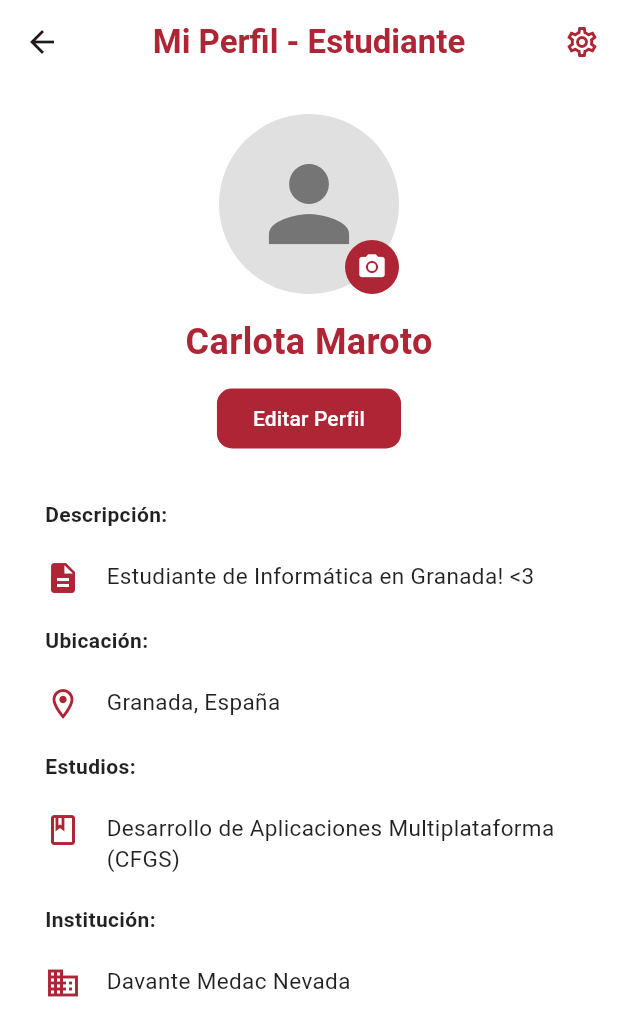
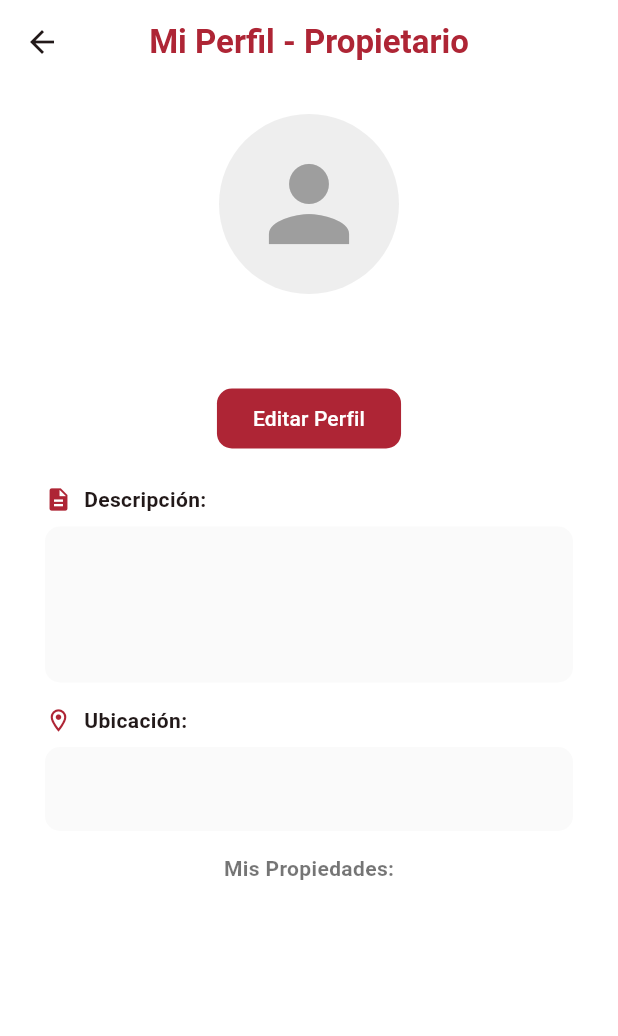
Before and after one commit to carlota06mcg/ProyectoIntermodular, a Flutter app: the ProfileScreen screen opened by its route, on a phone screen of 412 x 824 dp. Shown: the top 1036 px of the screen. Run offline on Flutter 3.47's test engine with Material 3 defaults, Android fonts, the phone set to English and light mode, and no system bars; our stand-ins replace image_picker, supabase_flutter; accounts and stored records are empty.

Commit message:
Base para el perfil
Para que intente detectar el perfil iniciado sesión falta perfeccionar

```diff
--- a/roomiefind/lib/models/user_model.dart
+++ b/roomiefind/lib/models/user_model.dart
@@ -1,3 +1,4 @@
+// 1. EL ENUM DEBE IR FUERA DE LA CLASE O AL PRINCIPIO
 enum UserRole {
   estudiante,
   propietario,
@@ -8,47 +9,58 @@ class UserModel {
   final String id;
   final String email;
   final String fullName;
-  final String username;
+  final String? description;
+  final String? location;
+  final String? studies;     // Campos específicos para Carlota (Estudiante)
+  final String? institution;
+  final String? avatarUrl;
   final UserRole role;
 
   UserModel({
     required this.id,
     required this.email,
     required this.fullName,
-    required this.username,
+    this.description,
+    this.location,
+    this.studies,
+    this.institution,
+    this.avatarUrl,
     this.role = UserRole.none,
   });
 
-  // Convertir de JSON (Supabase) a nuestro objeto Dart
+  // 2. CONVERTIR DE JSON (Supabase) A DART
   factory UserModel.fromJson(Map<String, dynamic> json) {
     return UserModel(
       id: json['id'],
       email: json['email'] ?? '',
       fullName: json['full_name'] ?? '',
-      username: json['username'] ?? '',
+      description: json['description'],
+      location: json['location'],
+      studies: json['studies'],
+      institution: json['institution'],
+      avatarUrl: json['avatar_url'],
       role: _parseRole(json['role']),
     );
   }
 
-  // Función auxiliar para entender qué rol viene de la DB
-  static UserRole _parseRole(String? roleString) {
-    switch (roleString) {
-      case 'estudiante':
-        return UserRole.estudiante;
-      case 'propietario':
-        return UserRole.propietario;
-      default:
-        return UserRole.none;
-    }
-  }
-
-  // Convertir nuestro objeto a JSON para enviar a Supabase
+  // 3. CONVERTIR DE DART A JSON (Para enviar a Supabase)
   Map<String, dynamic> toJson() {
     return {
       'id': id,
       'full_name': fullName,
-      'username': username,
-      'role': role.name, // .name convierte el enum a String ('estudiante' o 'propietario')
+      'description': description,
+      'location': location,
+      'studies': studies,
+      'institution': institution,
+      'avatar_url': avatarUrl,
+      'role': role.name, // .name guarda 'estudiante' o 'propietario' como texto
     };
   }
+
+  // Función auxiliar para leer el rol desde la base de datos
+  static UserRole _parseRole(String? roleString) {
+    if (roleString == 'estudiante') return UserRole.estudiante;
+    if (roleString == 'propietario') return UserRole.propietario;
+    return UserRole.none;
+  }
 }
--- a/roomiefind/lib/screens/Shared/Profile/profile.dart
+++ b/roomiefind/lib/screens/Shared/Profile/profile.dart
@@ -1,6 +1,8 @@
 import 'package:flutter/material.dart';
-import 'package:roomiefind/screens/Shared/Profile/settings.dart';
-import 'package:roomiefind/widgets/widgets.dart';
+import 'package:provider/provider.dart';
+import '../../../models/user_model.dart';
+import '../../../viewmodels/auth_viewmodel.dart';
+import '../../../viewmodels/property_viewmodel.dart';
 
 class ProfileScreen extends StatefulWidget {
   const ProfileScreen({super.key});
@@ -9,199 +11,168 @@ class ProfileScreen extends StatefulWidget {
 }
 
 class _ProfileScreenState extends State<ProfileScreen> {
-  // =============================================================
-  // 1. ESTADO Y CONTROLADORES
-  // =============================================================
+  bool isEditing = false;
+  final Color primaryRed = const Color(0xFFAE2535);
 
-  // 'isEditing' determina si mostramos el perfil o el formulario de edición
-  bool isEditing = false;
+  // Controladores
+  late TextEditingController nameController;
+  late TextEditingController descController;
+  late TextEditingController locController;
+  late TextEditingController studiesController;
+  late TextEditingController instController;
 
-  // Los controladores capturan y mantienen el texto escrito en los campos
-  final TextEditingController nameController = TextEditingController(
-    text: "Carlota Maroto",
-  );
-  final TextEditingController descController = TextEditingController(
-    text: "Estudiante de Informática en Granada! <3",
-  );
-  final TextEditingController locController = TextEditingController(
-    text: "Granada, España",
-  );
-  final TextEditingController studiesController = TextEditingController(
-    text: "Desarrollo de Aplicaciones Multiplataforma (CFGS)",
-  );
-  final TextEditingController instController = TextEditingController(
-    text: "Davante Medac Nevada",
-  );
-  final TextEditingController instagramController = TextEditingController(
-    text: "",
-  );
+  @override
+  void initState() {
+    super.initState();
+    final user = Provider.of<AuthViewModel>(context, listen: false).currentUser;
 
-  // Definición de colores para mantener la coherencia visual (Paleta de la imagen)
-  final Color primaryRed = const Color(0xFFAE2535); // Granate principal
-  final Color lightGrey = const Color(
-    0xFFE0E0E0,
-  ); // Gris para los fondos de los inputs
+    // Rellenamos los controladores con los datos REALES del usuario
+    nameController = TextEditingController(text: user?.fullName ?? "");
+    descController = TextEditingController(text: user?.description ?? "");
+    locController = TextEditingController(text: user?.location ?? "");
+    studiesController = TextEditingController(text: user?.studies ?? "");
+    instController = TextEditingController(text: user?.institution ?? "");
+
+    if (user?.role == UserRole.propietario) {
+      WidgetsBinding.instance.addPostFrameCallback((_) {
+        Provider.of<PropertyViewModel>(context, listen: false).fetchMyProperties(user!.id);
+      });
+    }
+  }
 
   @override
   Widget build(BuildContext context) {
+    final authVM = context.watch<AuthViewModel>();
+    final user = authVM.currentUser;
+
+    if (user == null) return const Scaffold(body: Center(child: CircularProgressIndicator()));
+
     return Scaffold(
       backgroundColor: Colors.white,
-      // AppBar: Cambia dinámicamente el título según si estamos editando o no
       appBar: AppBar(
         backgroundColor: Colors.white,
         elevation: 0,
         title: Text(
-          isEditing ? "Edición | Perfil" : "Mi Perfil - Estudiante",
+          isEditing ? "Edición | Perfil" : "Mi Perfil - ${user.role == UserRole.estudiante ? 'Estudiante' : 'Propietario'}",
           style: TextStyle(color: primaryRed, fontWeight: FontWeight.bold),
         ),
         centerTitle: true,
-        actions: [
-          IconButton(
-            icon: Icon(Icons.settings_outlined, color: primaryRed),
-            onPressed: () {
-              Navigator.push(
-                    context,
-                    MaterialPageRoute(builder: (context) => SettingsScreen()),
-                  );
-            },
-          ),
-        ],
       ),
       body: SingleChildScrollView(
         padding: const EdgeInsets.symmetric(horizontal: 30),
         child: Column(
           children: [
             const SizedBox(height: 20),
-
-            // =============================================================
-            // 2. SECCIÓN FOTO DE PERFIL (AVATAR)
-            // =============================================================
-            Stack(
-              alignment: Alignment.bottomRight,
-              children: [
-                CircleAvatar(
-                  radius: 60,
-                  backgroundColor: Colors.grey[300],
-                  child: Icon(Icons.person, size: 80, color: Colors.grey[600]),
-                ),
-                // Botón circular de la cámara encima de la foto
-                GestureDetector(
-                  onTap: () => print("Abrir cámara/galería"),
-                  child: CircleAvatar(
-                    radius: 18,
-                    backgroundColor: primaryRed,
-                    child: const Icon(
-                      Icons.camera_alt,
-                      color: Colors.white,
-                      size: 20,
-                    ),
-                  ),
-                ),
-              ],
-            ),
+            _buildAvatar(user),
             const SizedBox(height: 15),
-
-            // Nombre de usuario (Texto estático)
-            Text(
-              nameController.text,
-              style: TextStyle(
-                fontSize: 24,
-                fontWeight: FontWeight.bold,
-                color: primaryRed,
-              ),
-            ),
+            Text(user.fullName, style: TextStyle(fontSize: 24, fontWeight: FontWeight.bold, color: primaryRed)),
             const SizedBox(height: 10),
 
-            // =============================================================
-            // 3. BOTÓN DE ACCIÓN PRINCIPAL (EDITAR / CONFIRMAR)
-            // =============================================================
-
-            // Si NO estamos editando, muestra el botón para entrar al modo edición
             if (!isEditing)
               ElevatedButton(
                 onPressed: () => setState(() => isEditing = true),
-                style: ElevatedButton.styleFrom(
-                  backgroundColor: primaryRed,
-                  shape: RoundedRectangleBorder(
-                    borderRadius: BorderRadius.circular(10),
-                  ),
-                ),
-                child: const Text(
-                  "Editar Perfil",
-                  style: TextStyle(color: Colors.white),
-                ),
+                style: ElevatedButton.styleFrom(backgroundColor: primaryRed),
+                child: const Text("Editar Perfil", style: TextStyle(color: Colors.white)),
               ),
 
             const SizedBox(height: 20),
+            CustomProfileField(label: "Descripción:", controller: descController, icon: Icons.description, isEditing: isEditing, maxLines: 3),
+            CustomProfileField(label: "Ubicación:", controller: locController, icon: Icons.location_on_outlined, isEditing: isEditing),
 
-            // =============================================================
-            // 4. LISTADO DE CAMPOS DE INFORMACIÓN
-            // =============================================================
-
-            CustomProfileField(
-              esPropietario: false,
-              label:"Descripción:",
-              controller: descController,
-              icon: Icons.description,
-              isEditing: isEditing,
-              maxLines: 3,
-            ),
-            CustomProfileField(
-              esPropietario: false,
-              label:"Ubicación:",
-              controller: locController,
-              icon: Icons.location_on_outlined,
-              isEditing: isEditing,
-            ),
-            CustomProfileField(
-              esPropietario: false,
-              label: "Estudios:",
-              controller: studiesController,
-              icon: Icons.book_outlined,
-              isEditing: isEditing,
-            ),
-            CustomProfileField(
-              esPropietario: false,
-              label: "Institución:",
-              controller: instController,
-              icon: Icons.business_outlined,
-              isEditing: isEditing,
-            ),
-
-            // Redes sociales: Solo se muestra si estamos editando o si ya tiene contenido
-            if (isEditing || instagramController.text.isNotEmpty)
-              CustomProfileField(
-                esPropietario: false,
-                label: "Redes sociales (Instagram):",
-                controller: instagramController,
-                icon: Icons.camera_alt_outlined,
-                isEditing: isEditing,
-              ),
+            // Mostramos campos según el ROL REAL del usuario
+            if (user.role == UserRole.estudiante) ...[
+              CustomProfileField(label: "Estudios:", controller: studiesController, icon: Icons.book_outlined, isEditing: isEditing),
+              CustomProfileField(label: "Institución:", controller: instController, icon: Icons.business_outlined, isEditing: isEditing),
+            ] else ...[
+              _buildOwnerPropertiesList(), // Lista de pisos para Bea
+            ],
 
             const SizedBox(height: 30),
+            if (isEditing)
+              ElevatedButton(
+                onPressed: () async {
+                  final updatedUser = UserModel(
+                    id: user.id,
+                    email: user.email,
+                    fullName: nameController.text,
+                    description: descController.text,
+                    location: locController.text,
+                    studies: studiesController.text,
+                    institution: instController.text,
+                    role: user.role,
+                  );
 
-            // Botón de Confirmar: Solo aparece cuando 'isEditing' es true
-            if (isEditing)
-              SizedBox(
-                width: 120,
-                child: ElevatedButton(
-                  onPressed: () => setState(() => isEditing = false),
-                  style: ElevatedButton.styleFrom(
-                    backgroundColor: primaryRed,
-                    shape: RoundedRectangleBorder(
-                      borderRadius: BorderRadius.circular(25),
-                    ),
-                  ),
-                  child: const Text(
-                    "Confirmar",
-                    style: TextStyle(color: Colors.white),
-                  ),
-                ),
+                  await authVM.updateProfile(updatedUser);
+                  setState(() => isEditing = false);
+                },
+                style: ElevatedButton.styleFrom(backgroundColor: primaryRed, minimumSize: const Size(150, 45)),
+                child: const Text("Confirmar", style: TextStyle(color: Colors.white)),
               ),
-            const SizedBox(height: 20),
           ],
         ),
       ),
     );
   }
+
+  // --- Widgets de apoyo ---
+  Widget _buildAvatar(UserModel user) {
+    return CircleAvatar(
+      radius: 60,
+      backgroundColor: Colors.grey[200],
+      child: const Icon(Icons.person, size: 80, color: Colors.grey),
+    );
   }
+
+  Widget _buildOwnerPropertiesList() {
+    final propVM = context.watch<PropertyViewModel>();
+    return Column(
+      crossAxisAlignment: CrossAxisAlignment.start,
+      children: [
+        const Text("Mis Propiedades:", style: TextStyle(fontWeight: FontWeight.bold, color: Colors.black54)),
+        const SizedBox(height: 10),
+        ...propVM.myProperties.map((p) => Container(
+          width: double.infinity,
+          margin: const EdgeInsets.only(bottom: 8),
+          padding: const EdgeInsets.all(12),
+          decoration: BoxDecoration(color: Colors.grey[100], borderRadius: BorderRadius.circular(10)),
+          child: Text(p.title), // Muestra el título del piso (ej: Apartamento Prueba1)
+        )).toList(),
+      ],
+    );
+  }
+}
+
+// El widget de campo personalizado
+class CustomProfileField extends StatelessWidget {
+  final String label;
+  final TextEditingController controller;
+  final IconData icon;
+  final bool isEditing;
+  final int maxLines;
+
+  const CustomProfileField({super.key, required this.label, required this.controller, required this.icon, required this.isEditing, this.maxLines = 1});
+
+  @override
+  Widget build(BuildContext context) {
+    return Padding(
+      padding: const EdgeInsets.only(bottom: 15),
+      child: Column(
+        crossAxisAlignment: CrossAxisAlignment.start,
+        children: [
+          Row(children: [Icon(icon, size: 18, color: const Color(0xFFAE2535)), const SizedBox(width: 8), Text(label, style: const TextStyle(fontWeight: FontWeight.bold))]),
+          const SizedBox(height: 8),
+          TextField(
+            controller: controller,
+            enabled: isEditing,
+            maxLines: maxLines,
+            decoration: InputDecoration(
+              filled: true,
+              fillColor: isEditing ? Colors.white : Colors.grey[50],
+              border: OutlineInputBorder(borderRadius: BorderRadius.circular(10), borderSide: isEditing ? const BorderSide(color: Color(0xFFAE2535)) : BorderSide.none),
+            ),
+          ),
+        ],
+      ),
+    );
+  }
+}
--- a/roomiefind/lib/services/supabase_service.dart
+++ b/roomiefind/lib/services/supabase_service.dart
@@ -1,4 +1,4 @@
-import 'package:supabase_flutter/supabase_flutter.dart';
+/*import 'package:supabase_flutter/supabase_flutter.dart';
 
 class SupabaseService {
   final SupabaseClient _supabase = Supabase.instance.client;
@@ -55,4 +55,4 @@ Future<bool> usernameExists(String username) async {
   return res != null; // Si res no es nulo, es que ya existe
 }
 
-}
+}*/
--- a/roomiefind/lib/services/user_service.dart
+++ b/roomiefind/lib/services/user_service.dart
@@ -3,21 +3,7 @@ import 'package:supabase_flutter/supabase_flutter.dart';
 class UserService {
   final SupabaseClient _supabase = Supabase.instance.client;
 
-  // Actualizar el rol (estudiante/propietario)
-  Future<void> updateUserRole(String userId, String role) async {
-    try {
-      await _supabase
-          .from('profiles')
-          .update({'role': role})
-          .eq('id', userId);
-    } catch (e) {
-      // Esto te ayudará a ver en la consola si el error es de permisos o de nombre de columna
-      print("Error en UserService.updateUserRole: $e");
-      rethrow; // Re-lanzamos el error para que el ViewModel lo capture y muestre el mensaje
-    }
-  }
-
-  // Obtener datos del perfil (Útil para mostrar el nombre en el menú)
+  // Obtener datos del perfil (Actualizado para devolver el mapa de Supabase)
   Future<Map<String, dynamic>?> getUserProfile(String userId) async {
     try {
       final data = await _supabase
@@ -31,4 +17,30 @@ class UserService {
       return null;
     }
   }
+
+  // Actualizar el perfil COMPLETO (Lo que usaremos en la pantalla Profile)
+  Future<void> updateUserProfile(String userId, Map<String, dynamic> userData) async {
+    try {
+      await _supabase
+          .from('profiles')
+          .update(userData)
+          .eq('id', userId);
+    } catch (e) {
+      print("Error en UserService.updateUserProfile: $e");
+      rethrow;
+    }
+  }
+
+  // Actualizar solo el rol (El que ya tenías)
+  Future<void> updateUserRole(String userId, String role) async {
+    try {
+      await _supabase
+          .from('profiles')
+          .update({'role': role})
+          .eq('id', userId);
+    } catch (e) {
+      print("Error en UserService.updateUserRole: $e");
+      rethrow;
+    }
+  }
 }
--- a/roomiefind/lib/viewmodels/auth_viewmodel.dart
+++ b/roomiefind/lib/viewmodels/auth_viewmodel.dart
@@ -5,6 +5,8 @@ import '../services/user_service.dart';
 import '../models/user_model.dart';
 
 class AuthViewModel extends ChangeNotifier {
+  UserModel? _currentUser;
+  UserModel? get currentUser => _currentUser;
   final AuthService _authService = AuthService();
   final UserService _userService = UserService();
 
@@ -106,4 +108,29 @@ class AuthViewModel extends ChangeNotifier {
       return false;
     }
   }
+
+  // ... dentro de tu clase AuthViewModel ...
+
+Future<void> refreshUserProfile() async {
+  if (_currentUser == null) return;
+
+  final userData = await _userService.getUserProfile(_currentUser!.id);
+  if (userData != null) {
+    _currentUser = UserModel.fromJson(userData);
+    notifyListeners(); // Esto hace que la pantalla se actualice sola
+  }
 }
+
+Future<void> updateProfile(UserModel updatedUser) async {
+  try {
+    // Usamos el nuevo método del servicio enviando el JSON del modelo
+    await _userService.updateUserProfile(updatedUser.id, updatedUser.toJson());
+    _currentUser = updatedUser;
+    notifyListeners();
+  } catch (e) {
+    print("Error actualizando perfil en VM: $e");
+    rethrow;
+  }
+}
+
+}
```
